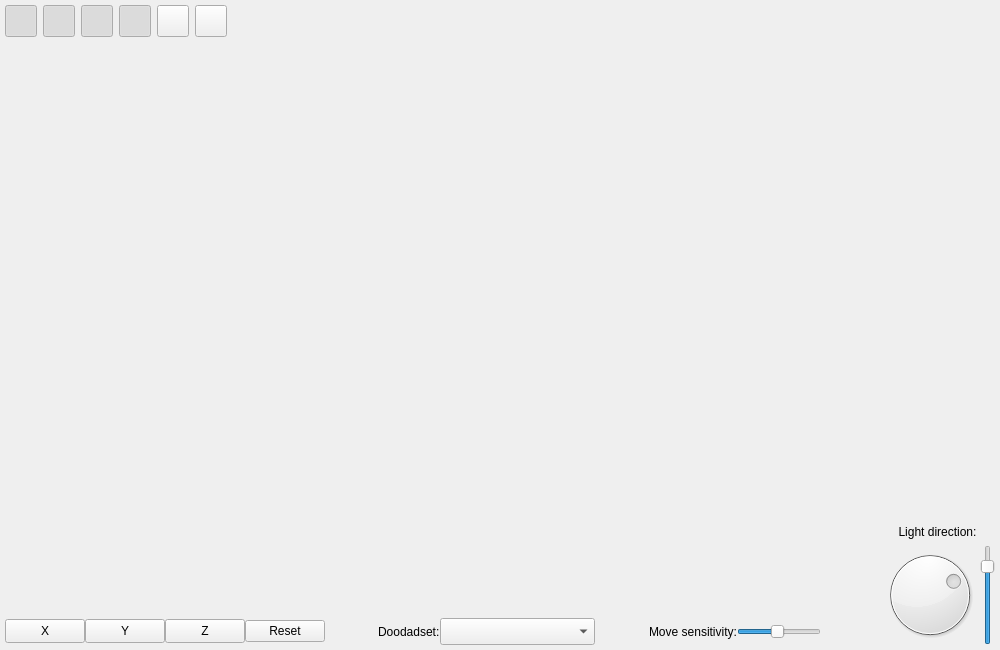
The window that src/noggit/Red/AssetBrowser/Ui/AssetBrowserOverlay.ui (Marlamin/noggit-red) describes before a commit, drawn with Qt 5.
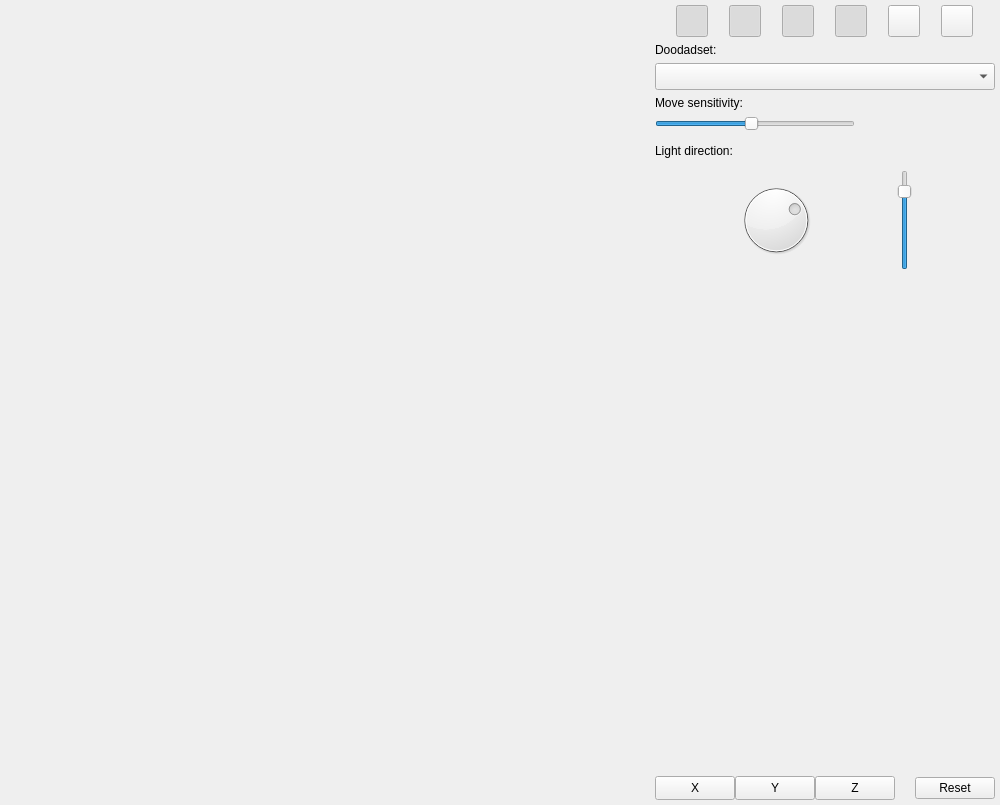
The same window after the commit.

Patch:
```diff
--- a/src/noggit/Red/AssetBrowser/Ui/AssetBrowserOverlay.ui
+++ b/src/noggit/Red/AssetBrowser/Ui/AssetBrowserOverlay.ui
@@ -47,46 +47,123 @@
          <property name="sizeConstraint">
           <enum>QLayout::SetDefaultConstraint</enum>
          </property>
+        </layout>
+       </item>
          <item>
-          <widget class="QPushButton" name="toggleModelsButton">
-           <property name="sizePolicy">
-            <sizepolicy hsizetype="Fixed" vsizetype="Fixed">
-             <horstretch>0</horstretch>
-             <verstretch>0</verstretch>
-            </sizepolicy>
-           </property>
-           <property name="minimumSize">
+        <spacer name="horizontalSpacer_3">
+         <property name="orientation">
+          <enum>Qt::Horizontal</enum>
+         </property>
+         <property name="sizeType">
+          <enum>QSizePolicy::MinimumExpanding</enum>
+         </property>
+         <property name="sizeHint" stdset="0">
             <size>
-             <width>32</width>
-             <height>32</height>
-            </size>
-           </property>
-           <property name="maximumSize">
+           <width>550</width>
+           <height>20</height>
+          </size>
+         </property>
+        </spacer>
+       </item>
+      </layout>
+     </item>
+     <item>
+      <spacer name="verticalSpacer_3">
+       <property name="orientation">
+        <enum>Qt::Vertical</enum>
+       </property>
+       <property name="sizeHint" stdset="0">
             <size>
-             <width>32</width>
-             <height>32</height>
-            </size>
-           </property>
-           <property name="toolTip">
-            <string>Draw models</string>
-           </property>
-           <property name="text">
-            <string/>
-           </property>
-           <property name="iconSize">
+         <width>20</width>
+         <height>40</height>
+        </size>
+       </property>
+      </spacer>
+     </item>
+     <item>
+      <spacer name="horizontalSpacer">
+       <property name="orientation">
+        <enum>Qt::Horizontal</enum>
+       </property>
+       <property name="sizeHint" stdset="0">
+        <size>
+         <width>40</width>
+         <height>20</height>
+        </size>
+       </property>
+      </spacer>
+     </item>
+     <item>
+      <spacer name="verticalSpacer_2">
+       <property name="orientation">
+        <enum>Qt::Vertical</enum>
+       </property>
+       <property name="sizeHint" stdset="0">
             <size>
-             <width>26</width>
-             <height>26</height>
-            </size>
-           </property>
-           <property name="checkable">
-            <bool>true</bool>
-           </property>
-           <property name="checked">
-            <bool>true</bool>
-           </property>
-          </widget>
-         </item>
+         <width>20</width>
+         <height>40</height>
+        </size>
+       </property>
+      </spacer>
+     </item>
+     <item>
+      <layout class="QHBoxLayout" name="horizontalLayout_3">
+       <property name="spacing">
+        <number>0</number>
+       </property>
+       <item>
+        <spacer name="horizontalSpacer_2">
+         <property name="orientation">
+          <enum>Qt::Horizontal</enum>
+         </property>
+         <property name="sizeHint" stdset="0">
+          <size>
+           <width>40</width>
+           <height>20</height>
+          </size>
+         </property>
+        </spacer>
+       </item>
+       <item>
+        <spacer name="horizontalSpacer_4">
+         <property name="orientation">
+          <enum>Qt::Horizontal</enum>
+         </property>
+         <property name="sizeHint" stdset="0">
+          <size>
+           <width>40</width>
+           <height>20</height>
+          </size>
+         </property>
+        </spacer>
+       </item>
+       <item>
+        <spacer name="horizontalSpacer_5">
+         <property name="orientation">
+          <enum>Qt::Horizontal</enum>
+         </property>
+         <property name="sizeHint" stdset="0">
+          <size>
+           <width>40</width>
+           <height>20</height>
+          </size>
+         </property>
+        </spacer>
+       </item>
+      </layout>
+     </item>
+    </layout>
+   </item>
+   <item>
+    <layout class="QVBoxLayout" name="verticalLayout_3">
+     <property name="spacing">
+      <number>-1</number>
+     </property>
+     <item>
+      <layout class="QHBoxLayout" name="horizontalLayout_5">
+       <property name="spacing">
+        <number>0</number>
+       </property>
          <item>
           <widget class="QPushButton" name="toggleWMOButton">
            <property name="sizePolicy">
@@ -127,6 +204,46 @@
            </property>
           </widget>
          </item>
+       <item>
+        <widget class="QPushButton" name="toggleModelsButton">
+         <property name="sizePolicy">
+          <sizepolicy hsizetype="Fixed" vsizetype="Fixed">
+           <horstretch>0</horstretch>
+           <verstretch>0</verstretch>
+          </sizepolicy>
+         </property>
+         <property name="minimumSize">
+          <size>
+           <width>32</width>
+           <height>32</height>
+          </size>
+         </property>
+         <property name="maximumSize">
+          <size>
+           <width>32</width>
+           <height>32</height>
+          </size>
+         </property>
+         <property name="toolTip">
+          <string>Draw models</string>
+         </property>
+         <property name="text">
+          <string/>
+         </property>
+         <property name="iconSize">
+          <size>
+           <width>26</width>
+           <height>26</height>
+          </size>
+         </property>
+         <property name="checkable">
+          <bool>true</bool>
+         </property>
+         <property name="checked">
+          <bool>true</bool>
+         </property>
+        </widget>
+       </item>
          <item>
           <widget class="QPushButton" name="toggleParticlesButton">
            <property name="sizePolicy">
@@ -287,141 +404,7 @@
         </layout>
        </item>
        <item>
-        <spacer name="horizontalSpacer_3">
-         <property name="orientation">
-          <enum>Qt::Horizontal</enum>
-         </property>
-         <property name="sizeType">
-          <enum>QSizePolicy::MinimumExpanding</enum>
-         </property>
-         <property name="sizeHint" stdset="0">
-          <size>
-           <width>550</width>
-           <height>20</height>
-          </size>
-         </property>
-        </spacer>
-       </item>
-      </layout>
-     </item>
-     <item>
-      <spacer name="verticalSpacer_3">
-       <property name="orientation">
-        <enum>Qt::Vertical</enum>
-       </property>
-       <property name="sizeHint" stdset="0">
-        <size>
-         <width>20</width>
-         <height>40</height>
-        </size>
-       </property>
-      </spacer>
-     </item>
-     <item>
-      <spacer name="horizontalSpacer">
-       <property name="orientation">
-        <enum>Qt::Horizontal</enum>
-       </property>
-       <property name="sizeHint" stdset="0">
-        <size>
-         <width>40</width>
-         <height>20</height>
-        </size>
-       </property>
-      </spacer>
-     </item>
-     <item>
-      <spacer name="verticalSpacer_2">
-       <property name="orientation">
-        <enum>Qt::Vertical</enum>
-       </property>
-       <property name="sizeHint" stdset="0">
-        <size>
-         <width>20</width>
-         <height>40</height>
-        </size>
-       </property>
-      </spacer>
-     </item>
-     <item>
-      <layout class="QHBoxLayout" name="horizontalLayout_3">
-       <property name="spacing">
-        <number>0</number>
-       </property>
-       <item>
-        <layout class="QHBoxLayout" name="horizontalLayout_7">
-         <property name="spacing">
-          <number>0</number>
-         </property>
-         <item>
-          <widget class="QPushButton" name="cameraXButton">
-           <property name="minimumSize">
-            <size>
-             <width>24</width>
-             <height>24</height>
-            </size>
-           </property>
-           <property name="text">
-            <string>X</string>
-           </property>
-          </widget>
-         </item>
-         <item>
-          <widget class="QPushButton" name="cameraYButton">
-           <property name="minimumSize">
-            <size>
-             <width>24</width>
-             <height>24</height>
-            </size>
-           </property>
-           <property name="text">
-            <string>Y</string>
-           </property>
-          </widget>
-         </item>
-         <item>
-          <widget class="QPushButton" name="cameraZButton">
-           <property name="minimumSize">
-            <size>
-             <width>24</width>
-             <height>24</height>
-            </size>
-           </property>
-           <property name="text">
-            <string>Z</string>
-           </property>
-          </widget>
-         </item>
-         <item>
-          <widget class="QPushButton" name="cameraResetButton">
-           <property name="minimumSize">
-            <size>
-             <width>45</width>
-             <height>0</height>
-            </size>
-           </property>
-           <property name="text">
-            <string>Reset</string>
-           </property>
-          </widget>
-         </item>
-        </layout>
-       </item>
-       <item>
-        <spacer name="horizontalSpacer_2">
-         <property name="orientation">
-          <enum>Qt::Horizontal</enum>
-         </property>
-         <property name="sizeHint" stdset="0">
-          <size>
-           <width>40</width>
-           <height>20</height>
-          </size>
-         </property>
-        </spacer>
-       </item>
-       <item>
-        <widget class="QLabel" name="label_3">
+      <widget class="QLabel" name="doodadSetLabel">
          <property name="accessibleName">
           <string>overlay_label</string>
          </property>
@@ -443,19 +426,6 @@
          </property>
         </widget>
        </item>
-       <item>
-        <spacer name="horizontalSpacer_4">
-         <property name="orientation">
-          <enum>Qt::Horizontal</enum>
-         </property>
-         <property name="sizeHint" stdset="0">
-          <size>
-           <width>40</width>
-           <height>20</height>
-          </size>
-         </property>
-        </spacer>
-       </item>
        <item>
         <widget class="QLabel" name="label_2">
          <property name="accessibleName">
@@ -468,6 +438,18 @@
        </item>
        <item>
         <widget class="QSlider" name="moveSensitivitySlider">
+       <property name="sizePolicy">
+        <sizepolicy hsizetype="Preferred" vsizetype="Preferred">
+         <horstretch>0</horstretch>
+         <verstretch>0</verstretch>
+        </sizepolicy>
+       </property>
+       <property name="maximumSize">
+        <size>
+         <width>200</width>
+         <height>16777215</height>
+        </size>
+       </property>
          <property name="accessibleName">
           <string>overlay_slider_horizontal</string>
          </property>
@@ -492,44 +474,6 @@
         </widget>
        </item>
        <item>
-        <spacer name="horizontalSpacer_5">
-         <property name="orientation">
-          <enum>Qt::Horizontal</enum>
-         </property>
-         <property name="sizeHint" stdset="0">
-          <size>
-           <width>40</width>
-           <height>20</height>
-          </size>
-         </property>
-        </spacer>
-       </item>
-      </layout>
-     </item>
-    </layout>
-   </item>
-   <item>
-    <layout class="QVBoxLayout" name="verticalLayout_3">
-     <property name="spacing">
-      <number>0</number>
-     </property>
-     <item>
-      <spacer name="verticalSpacer_4">
-       <property name="orientation">
-        <enum>Qt::Vertical</enum>
-       </property>
-       <property name="sizeType">
-        <enum>QSizePolicy::MinimumExpanding</enum>
-       </property>
-       <property name="sizeHint" stdset="0">
-        <size>
-         <width>20</width>
-         <height>500</height>
-        </size>
-       </property>
-      </spacer>
-     </item>
-     <item>
       <widget class="QLabel" name="label">
        <property name="minimumSize">
         <size>
@@ -547,12 +491,15 @@
         <string>Light direction:</string>
        </property>
        <property name="alignment">
-        <set>Qt::AlignCenter</set>
+        <set>Qt::AlignLeading|Qt::AlignLeft|Qt::AlignVCenter</set>
        </property>
       </widget>
      </item>
      <item>
       <layout class="QHBoxLayout" name="horizontalLayout_6">
+       <property name="spacing">
+        <number>0</number>
+       </property>
        <item>
         <widget class="QDial" name="lightDirZ">
          <property name="sizePolicy">
@@ -563,14 +510,14 @@
          </property>
          <property name="minimumSize">
           <size>
-           <width>100</width>
-           <height>100</height>
+           <width>80</width>
+           <height>80</height>
           </size>
          </property>
          <property name="maximumSize">
           <size>
-           <width>100</width>
-           <height>100</height>
+           <width>80</width>
+           <height>80</height>
           </size>
          </property>
          <property name="autoFillBackground">
@@ -638,6 +585,104 @@
        </item>
       </layout>
      </item>
+     <item>
+      <spacer name="verticalSpacer_4">
+       <property name="orientation">
+        <enum>Qt::Vertical</enum>
+       </property>
+       <property name="sizeType">
+        <enum>QSizePolicy::MinimumExpanding</enum>
+       </property>
+       <property name="sizeHint" stdset="0">
+        <size>
+         <width>20</width>
+         <height>500</height>
+        </size>
+       </property>
+      </spacer>
+     </item>
+     <item>
+      <layout class="QHBoxLayout" name="horizontalLayout_4">
+       <property name="spacing">
+        <number>0</number>
+       </property>
+       <item>
+        <widget class="QPushButton" name="cameraXButton">
+         <property name="minimumSize">
+          <size>
+           <width>24</width>
+           <height>24</height>
+          </size>
+         </property>
+         <property name="text">
+          <string>X</string>
+         </property>
+        </widget>
+       </item>
+       <item>
+        <widget class="QPushButton" name="cameraYButton">
+         <property name="minimumSize">
+          <size>
+           <width>24</width>
+           <height>24</height>
+          </size>
+         </property>
+         <property name="text">
+          <string>Y</string>
+         </property>
+        </widget>
+       </item>
+       <item>
+        <widget class="QPushButton" name="cameraZButton">
+         <property name="minimumSize">
+          <size>
+           <width>24</width>
+           <height>24</height>
+          </size>
+         </property>
+         <property name="text">
+          <string>Z</string>
+         </property>
+        </widget>
+       </item>
+       <item>
+        <layout class="QHBoxLayout" name="horizontalLayout_7">
+         <property name="spacing">
+          <number>0</number>
+         </property>
+         <item>
+          <spacer name="horizontalSpacer_6">
+           <property name="orientation">
+            <enum>Qt::Horizontal</enum>
+           </property>
+           <property name="sizeType">
+            <enum>QSizePolicy::Fixed</enum>
+           </property>
+           <property name="sizeHint" stdset="0">
+            <size>
+             <width>20</width>
+             <height>20</height>
+            </size>
+           </property>
+          </spacer>
+         </item>
+        </layout>
+       </item>
+       <item>
+        <widget class="QPushButton" name="cameraResetButton">
+         <property name="minimumSize">
+          <size>
+           <width>45</width>
+           <height>0</height>
+          </size>
+         </property>
+         <property name="text">
+          <string>Reset</string>
+         </property>
+        </widget>
+       </item>
+      </layout>
+     </item>
     </layout>
    </item>
   </layout>
```
Lines whose indentation alone changed are shown as unchanged.
